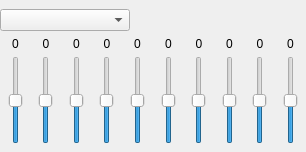
This is branches/sayonara-459/GUI/equalizer/GUI_Equalizer.ui in shahid334/sayonara-player as Qt 5 draws it before an edit. The edited form follows.
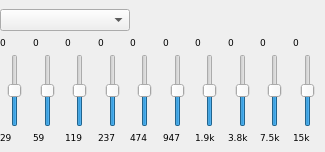
This is the edited form.

Diff of the .ui file:
```diff
--- a/branches/sayonara-459/GUI/equalizer/GUI_Equalizer.ui
+++ b/branches/sayonara-459/GUI/equalizer/GUI_Equalizer.ui
@@ -6,7 +6,7 @@
    <rect>
     <x>0</x>
     <y>0</y>
-    <width>306</width>
+    <width>325</width>
     <height>152</height>
    </rect>
   </property>
@@ -18,7 +18,7 @@
   </property>
   <property name="minimumSize">
    <size>
-    <width>265</width>
+    <width>325</width>
     <height>152</height>
    </size>
   </property>
@@ -69,156 +69,6 @@
     <property name="verticalSpacing">
      <number>5</number>
     </property>
-    <item row="6" column="9">
-     <widget class="QSlider" name="sli_8">
-      <property name="sizePolicy">
-       <sizepolicy hsizetype="MinimumExpanding" vsizetype="MinimumExpanding">
-        <horstretch>0</horstretch>
-        <verstretch>0</verstretch>
-       </sizepolicy>
-      </property>
-      <property name="minimumSize">
-       <size>
-        <width>0</width>
-        <height>80</height>
-       </size>
-      </property>
-      <property name="maximumSize">
-       <size>
-        <width>16777215</width>
-        <height>5000</height>
-       </size>
-      </property>
-      <property name="minimum">
-       <number>-24</number>
-      </property>
-      <property name="maximum">
-       <number>24</number>
-      </property>
-      <property name="orientation">
-       <enum>Qt::Vertical</enum>
-      </property>
-     </widget>
-    </item>
-    <item row="5" column="4">
-     <widget class="QLabel" name="label_4">
-      <property name="sizePolicy">
-       <sizepolicy hsizetype="MinimumExpanding" vsizetype="Preferred">
-        <horstretch>0</horstretch>
-        <verstretch>0</verstretch>
-       </sizepolicy>
-      </property>
-      <property name="text">
-       <string>0</string>
-      </property>
-      <property name="alignment">
-       <set>Qt::AlignCenter</set>
-      </property>
-     </widget>
-    </item>
-    <item row="5" column="9">
-     <widget class="QLabel" name="label_9">
-      <property name="sizePolicy">
-       <sizepolicy hsizetype="MinimumExpanding" vsizetype="Preferred">
-        <horstretch>0</horstretch>
-        <verstretch>0</verstretch>
-       </sizepolicy>
-      </property>
-      <property name="text">
-       <string>0</string>
-      </property>
-      <property name="alignment">
-       <set>Qt::AlignCenter</set>
-      </property>
-     </widget>
-    </item>
-    <item row="5" column="5">
-     <widget class="QLabel" name="label_5">
-      <property name="sizePolicy">
-       <sizepolicy hsizetype="MinimumExpanding" vsizetype="Preferred">
-        <horstretch>0</horstretch>
-        <verstretch>0</verstretch>
-       </sizepolicy>
-      </property>
-      <property name="text">
-       <string>0</string>
-      </property>
-      <property name="alignment">
-       <set>Qt::AlignCenter</set>
-      </property>
-     </widget>
-    </item>
-    <item row="6" column="10">
-     <widget class="QSlider" name="sli_9">
-      <property name="sizePolicy">
-       <sizepolicy hsizetype="MinimumExpanding" vsizetype="Expanding">
-        <horstretch>0</horstretch>
-        <verstretch>5</verstretch>
-       </sizepolicy>
-      </property>
-      <property name="minimumSize">
-       <size>
-        <width>0</width>
-        <height>65</height>
-       </size>
-      </property>
-      <property name="maximumSize">
-       <size>
-        <width>16777215</width>
-        <height>5000</height>
-       </size>
-      </property>
-      <property name="sizeIncrement">
-       <size>
-        <width>0</width>
-        <height>0</height>
-       </size>
-      </property>
-      <property name="layoutDirection">
-       <enum>Qt::LeftToRight</enum>
-      </property>
-      <property name="minimum">
-       <number>-24</number>
-      </property>
-      <property name="maximum">
-       <number>24</number>
-      </property>
-      <property name="orientation">
-       <enum>Qt::Vertical</enum>
-      </property>
-     </widget>
-    </item>
-    <item row="6" column="8">
-     <widget class="QSlider" name="sli_7">
-      <property name="sizePolicy">
-       <sizepolicy hsizetype="MinimumExpanding" vsizetype="Expanding">
-        <horstretch>0</horstretch>
-        <verstretch>0</verstretch>
-       </sizepolicy>
-      </property>
-      <property name="minimumSize">
-       <size>
-        <width>0</width>
-        <height>65</height>
-       </size>
-      </property>
-      <property name="maximumSize">
-       <size>
-        <width>16777215</width>
-        <height>5000</height>
-       </size>
-      </property>
-      <property name="minimum">
-       <number>-24</number>
-      </property>
-      <property name="maximum">
-       <number>24</number>
-      </property>
-      <property name="orientation">
-       <enum>Qt::Vertical</enum>
-      </property>
-     </widget>
-    </item>
     <item row="5" column="8">
      <widget class="QLabel" name="label_8">
       <property name="sizePolicy">
@@ -227,47 +77,77 @@
         <verstretch>0</verstretch>
        </sizepolicy>
       </property>
+      <property name="font">
+       <font>
+        <family>DejaVu Sans</family>
+        <pointsize>7</pointsize>
+       </font>
+      </property>
+      <property name="layoutDirection">
+       <enum>Qt::LeftToRight</enum>
+      </property>
       <property name="text">
        <string>0</string>
       </property>
       <property name="alignment">
-       <set>Qt::AlignCenter</set>
+       <set>Qt::AlignLeading|Qt::AlignLeft|Qt::AlignVCenter</set>
       </property>
      </widget>
     </item>
-    <item row="5" column="3">
-     <widget class="QLabel" name="label_3">
+    <item row="6" column="3">
+     <widget class="QSlider" name="sli_2">
       <property name="sizePolicy">
-       <sizepolicy hsizetype="MinimumExpanding" vsizetype="Preferred">
+       <sizepolicy hsizetype="Fixed" vsizetype="Expanding">
         <horstretch>0</horstretch>
         <verstretch>0</verstretch>
        </sizepolicy>
       </property>
-      <property name="text">
-       <string>0</string>
+      <property name="minimumSize">
+       <size>
+        <width>30</width>
+        <height>65</height>
+       </size>
       </property>
-      <property name="alignment">
-       <set>Qt::AlignCenter</set>
+      <property name="maximumSize">
+       <size>
+        <width>30</width>
+        <height>5000</height>
+       </size>
       </property>
+      <property name="minimum">
+       <number>-24</number>
+      </property>
+      <property name="maximum">
+       <number>24</number>
+      </property>
+      <property name="sliderPosition">
+       <number>0</number>
+      </property>
+      <property name="orientation">
+       <enum>Qt::Vertical</enum>
+      </property>
+      <property name="invertedAppearance">
+       <bool>false</bool>
+      </property>
      </widget>
     </item>
-    <item row="6" column="4">
-     <widget class="QSlider" name="sli_3">
+    <item row="6" column="9">
+     <widget class="QSlider" name="sli_8">
       <property name="sizePolicy">
-       <sizepolicy hsizetype="MinimumExpanding" vsizetype="Expanding">
+       <sizepolicy hsizetype="Fixed" vsizetype="Expanding">
         <horstretch>0</horstretch>
         <verstretch>0</verstretch>
        </sizepolicy>
       </property>
       <property name="minimumSize">
        <size>
-        <width>0</width>
+        <width>30</width>
         <height>65</height>
        </size>
       </property>
       <property name="maximumSize">
        <size>
-        <width>16777215</width>
+        <width>30</width>
         <height>5000</height>
        </size>
       </property>
@@ -277,9 +157,15 @@
       <property name="maximum">
        <number>24</number>
       </property>
+      <property name="sliderPosition">
+       <number>0</number>
+      </property>
       <property name="orientation">
        <enum>Qt::Vertical</enum>
       </property>
+      <property name="invertedAppearance">
+       <bool>false</bool>
+      </property>
      </widget>
     </item>
     <item row="5" column="2">
@@ -290,47 +176,177 @@
         <verstretch>0</verstretch>
        </sizepolicy>
       </property>
+      <property name="font">
+       <font>
+        <family>DejaVu Sans</family>
+        <pointsize>7</pointsize>
+       </font>
+      </property>
+      <property name="layoutDirection">
+       <enum>Qt::LeftToRight</enum>
+      </property>
       <property name="text">
        <string>0</string>
       </property>
       <property name="alignment">
-       <set>Qt::AlignCenter</set>
+       <set>Qt::AlignLeading|Qt::AlignLeft|Qt::AlignVCenter</set>
       </property>
      </widget>
     </item>
-    <item row="5" column="6">
-     <widget class="QLabel" name="label_6">
+    <item row="6" column="6">
+     <widget class="QSlider" name="sli_5">
       <property name="sizePolicy">
+       <sizepolicy hsizetype="Fixed" vsizetype="Expanding">
+        <horstretch>0</horstretch>
+        <verstretch>0</verstretch>
+       </sizepolicy>
+      </property>
+      <property name="minimumSize">
+       <size>
+        <width>30</width>
+        <height>65</height>
+       </size>
+      </property>
+      <property name="maximumSize">
+       <size>
+        <width>30</width>
+        <height>5000</height>
+       </size>
+      </property>
+      <property name="minimum">
+       <number>-24</number>
+      </property>
+      <property name="maximum">
+       <number>24</number>
+      </property>
+      <property name="sliderPosition">
+       <number>0</number>
+      </property>
+      <property name="orientation">
+       <enum>Qt::Vertical</enum>
+      </property>
+      <property name="invertedAppearance">
+       <bool>false</bool>
+      </property>
+     </widget>
+    </item>
+    <item row="5" column="7">
+     <widget class="QLabel" name="label_7">
+      <property name="sizePolicy">
        <sizepolicy hsizetype="MinimumExpanding" vsizetype="Preferred">
         <horstretch>0</horstretch>
         <verstretch>0</verstretch>
        </sizepolicy>
       </property>
+      <property name="font">
+       <font>
+        <family>DejaVu Sans</family>
+        <pointsize>7</pointsize>
+       </font>
+      </property>
+      <property name="layoutDirection">
+       <enum>Qt::LeftToRight</enum>
+      </property>
       <property name="text">
        <string>0</string>
       </property>
       <property name="alignment">
-       <set>Qt::AlignCenter</set>
+       <set>Qt::AlignLeading|Qt::AlignLeft|Qt::AlignVCenter</set>
+      </property>
+     </widget>
+    </item>
+    <item row="5" column="1">
+     <widget class="QLabel" name="label">
+      <property name="sizePolicy">
+       <sizepolicy hsizetype="MinimumExpanding" vsizetype="Preferred">
+        <horstretch>0</horstretch>
+        <verstretch>0</verstretch>
+       </sizepolicy>
+      </property>
+      <property name="font">
+       <font>
+        <family>DejaVu Sans</family>
+        <pointsize>7</pointsize>
+       </font>
+      </property>
+      <property name="layoutDirection">
+       <enum>Qt::LeftToRight</enum>
+      </property>
+      <property name="text">
+       <string>0</string>
+      </property>
+      <property name="alignment">
+       <set>Qt::AlignLeading|Qt::AlignLeft|Qt::AlignVCenter</set>
+      </property>
+     </widget>
+    </item>
+    <item row="5" column="10">
+     <widget class="QLabel" name="label_10">
+      <property name="sizePolicy">
+       <sizepolicy hsizetype="MinimumExpanding" vsizetype="Preferred">
+        <horstretch>0</horstretch>
+        <verstretch>0</verstretch>
+       </sizepolicy>
+      </property>
+      <property name="font">
+       <font>
+        <family>DejaVu Sans</family>
+        <pointsize>7</pointsize>
+       </font>
+      </property>
+      <property name="layoutDirection">
+       <enum>Qt::LeftToRight</enum>
+      </property>
+      <property name="text">
+       <string>0</string>
+      </property>
+      <property name="alignment">
+       <set>Qt::AlignLeading|Qt::AlignLeft|Qt::AlignVCenter</set>
+      </property>
+     </widget>
+    </item>
+    <item row="5" column="3">
+     <widget class="QLabel" name="label_3">
+      <property name="sizePolicy">
+       <sizepolicy hsizetype="MinimumExpanding" vsizetype="Preferred">
+        <horstretch>0</horstretch>
+        <verstretch>0</verstretch>
+       </sizepolicy>
+      </property>
+      <property name="font">
+       <font>
+        <family>DejaVu Sans</family>
+        <pointsize>7</pointsize>
+       </font>
+      </property>
+      <property name="layoutDirection">
+       <enum>Qt::LeftToRight</enum>
+      </property>
+      <property name="text">
+       <string>0</string>
+      </property>
+      <property name="alignment">
+       <set>Qt::AlignLeading|Qt::AlignLeft|Qt::AlignVCenter</set>
       </property>
      </widget>
     </item>
     <item row="6" column="7">
      <widget class="QSlider" name="sli_6">
       <property name="sizePolicy">
-       <sizepolicy hsizetype="MinimumExpanding" vsizetype="Expanding">
+       <sizepolicy hsizetype="Fixed" vsizetype="Expanding">
         <horstretch>0</horstretch>
         <verstretch>0</verstretch>
        </sizepolicy>
       </property>
       <property name="minimumSize">
        <size>
-        <width>0</width>
+        <width>30</width>
         <height>65</height>
        </size>
       </property>
       <property name="maximumSize">
        <size>
-        <width>16777215</width>
+        <width>30</width>
         <height>5000</height>
        </size>
       </property>
@@ -340,28 +356,59 @@
       <property name="maximum">
        <number>24</number>
       </property>
+      <property name="sliderPosition">
+       <number>0</number>
+      </property>
       <property name="orientation">
        <enum>Qt::Vertical</enum>
+      </property>
+      <property name="invertedAppearance">
+       <bool>false</bool>
+      </property>
+     </widget>
+    </item>
+    <item row="5" column="9">
+     <widget class="QLabel" name="label_9">
+      <property name="sizePolicy">
+       <sizepolicy hsizetype="MinimumExpanding" vsizetype="Preferred">
+        <horstretch>0</horstretch>
+        <verstretch>0</verstretch>
+       </sizepolicy>
+      </property>
+      <property name="font">
+       <font>
+        <family>DejaVu Sans</family>
+        <pointsize>7</pointsize>
+       </font>
+      </property>
+      <property name="layoutDirection">
+       <enum>Qt::LeftToRight</enum>
+      </property>
+      <property name="text">
+       <string>0</string>
+      </property>
+      <property name="alignment">
+       <set>Qt::AlignLeading|Qt::AlignLeft|Qt::AlignVCenter</set>
       </property>
      </widget>
     </item>
     <item row="6" column="5">
      <widget class="QSlider" name="sli_4">
       <property name="sizePolicy">
-       <sizepolicy hsizetype="MinimumExpanding" vsizetype="Expanding">
+       <sizepolicy hsizetype="Fixed" vsizetype="Expanding">
         <horstretch>0</horstretch>
         <verstretch>0</verstretch>
        </sizepolicy>
       </property>
       <property name="minimumSize">
        <size>
-        <width>0</width>
+        <width>30</width>
         <height>65</height>
        </size>
       </property>
       <property name="maximumSize">
        <size>
-        <width>16777215</width>
+        <width>30</width>
         <height>5000</height>
        </size>
       </property>
@@ -371,75 +418,34 @@
       <property name="maximum">
        <number>24</number>
       </property>
-      <property name="orientation">
-       <enum>Qt::Vertical</enum>
+      <property name="sliderPosition">
+       <number>0</number>
       </property>
-     </widget>
-    </item>
-    <item row="5" column="10">
-     <widget class="QLabel" name="label_10">
-      <property name="sizePolicy">
-       <sizepolicy hsizetype="MinimumExpanding" vsizetype="Preferred">
-        <horstretch>0</horstretch>
-        <verstretch>0</verstretch>
-       </sizepolicy>
-      </property>
-      <property name="text">
-       <string>0</string>
-      </property>
-      <property name="alignment">
-       <set>Qt::AlignCenter</set>
-      </property>
-     </widget>
-    </item>
-    <item row="6" column="3">
-     <widget class="QSlider" name="sli_2">
-      <property name="sizePolicy">
-       <sizepolicy hsizetype="MinimumExpanding" vsizetype="Expanding">
-        <horstretch>0</horstretch>
-        <verstretch>0</verstretch>
-       </sizepolicy>
-      </property>
-      <property name="minimumSize">
-       <size>
-        <width>0</width>
-        <height>65</height>
-       </size>
-      </property>
-      <property name="maximumSize">
-       <size>
-        <width>16777215</width>
-        <height>5000</height>
-       </size>
-      </property>
-      <property name="minimum">
-       <number>-24</number>
-      </property>
-      <property name="maximum">
-       <number>24</number>
-      </property>
       <property name="orientation">
        <enum>Qt::Vertical</enum>
       </property>
+      <property name="invertedAppearance">
+       <bool>false</bool>
+      </property>
      </widget>
     </item>
     <item row="6" column="2">
      <widget class="QSlider" name="sli_1">
       <property name="sizePolicy">
-       <sizepolicy hsizetype="MinimumExpanding" vsizetype="Expanding">
+       <sizepolicy hsizetype="Fixed" vsizetype="Expanding">
         <horstretch>0</horstretch>
         <verstretch>0</verstretch>
        </sizepolicy>
       </property>
       <property name="minimumSize">
        <size>
-        <width>0</width>
+        <width>30</width>
         <height>65</height>
        </size>
       </property>
       <property name="maximumSize">
        <size>
-        <width>16777215</width>
+        <width>30</width>
         <height>5000</height>
        </size>
       </property>
@@ -449,28 +455,59 @@
       <property name="maximum">
        <number>24</number>
       </property>
+      <property name="sliderPosition">
+       <number>0</number>
+      </property>
       <property name="orientation">
        <enum>Qt::Vertical</enum>
+      </property>
+      <property name="invertedAppearance">
+       <bool>false</bool>
+      </property>
+     </widget>
+    </item>
+    <item row="5" column="4">
+     <widget class="QLabel" name="label_4">
+      <property name="sizePolicy">
+       <sizepolicy hsizetype="MinimumExpanding" vsizetype="Preferred">
+        <horstretch>0</horstretch>
+        <verstretch>0</verstretch>
+       </sizepolicy>
+      </property>
+      <property name="font">
+       <font>
+        <family>DejaVu Sans</family>
+        <pointsize>7</pointsize>
+       </font>
+      </property>
+      <property name="layoutDirection">
+       <enum>Qt::LeftToRight</enum>
+      </property>
+      <property name="text">
+       <string>0</string>
+      </property>
+      <property name="alignment">
+       <set>Qt::AlignLeading|Qt::AlignLeft|Qt::AlignVCenter</set>
       </property>
      </widget>
     </item>
     <item row="6" column="1">
      <widget class="QSlider" name="sli_0">
       <property name="sizePolicy">
-       <sizepolicy hsizetype="MinimumExpanding" vsizetype="Expanding">
+       <sizepolicy hsizetype="Fixed" vsizetype="Expanding">
         <horstretch>0</horstretch>
         <verstretch>0</verstretch>
        </sizepolicy>
       </property>
       <property name="minimumSize">
        <size>
-        <width>0</width>
+        <width>30</width>
         <height>65</height>
        </size>
       </property>
       <property name="maximumSize">
        <size>
-        <width>16777215</width>
+        <width>30</width>
         <height>5000</height>
        </size>
       </property>
@@ -480,28 +517,59 @@
       <property name="maximum">
        <number>24</number>
       </property>
+      <property name="sliderPosition">
+       <number>0</number>
+      </property>
       <property name="orientation">
        <enum>Qt::Vertical</enum>
       </property>
+      <property name="invertedAppearance">
+       <bool>false</bool>
+      </property>
      </widget>
     </item>
-    <item row="6" column="6">
-     <widget class="QSlider" name="sli_5">
+    <item row="5" column="5">
+     <widget class="QLabel" name="label_5">
       <property name="sizePolicy">
-       <sizepolicy hsizetype="MinimumExpanding" vsizetype="Expanding">
+       <sizepolicy hsizetype="MinimumExpanding" vsizetype="Preferred">
         <horstretch>0</horstretch>
         <verstretch>0</verstretch>
        </sizepolicy>
       </property>
+      <property name="font">
+       <font>
+        <family>DejaVu Sans</family>
+        <pointsize>7</pointsize>
+       </font>
+      </property>
+      <property name="layoutDirection">
+       <enum>Qt::LeftToRight</enum>
+      </property>
+      <property name="text">
+       <string>0</string>
+      </property>
+      <property name="alignment">
+       <set>Qt::AlignLeading|Qt::AlignLeft|Qt::AlignVCenter</set>
+      </property>
+     </widget>
+    </item>
+    <item row="6" column="4">
+     <widget class="QSlider" name="sli_3">
+      <property name="sizePolicy">
+       <sizepolicy hsizetype="Fixed" vsizetype="Expanding">
+        <horstretch>0</horstretch>
+        <verstretch>0</verstretch>
+       </sizepolicy>
+      </property>
       <property name="minimumSize">
        <size>
-        <width>0</width>
+        <width>30</width>
         <height>65</height>
        </size>
       </property>
       <property name="maximumSize">
        <size>
-        <width>16777215</width>
+        <width>30</width>
         <height>5000</height>
        </size>
       </property>
@@ -511,40 +579,39 @@
       <property name="maximum">
        <number>24</number>
       </property>
+      <property name="sliderPosition">
+       <number>0</number>
+      </property>
       <property name="orientation">
        <enum>Qt::Vertical</enum>
       </property>
+      <property name="invertedAppearance">
+       <bool>false</bool>
+      </property>
      </widget>
     </item>
-    <item row="5" column="7">
-     <widget class="QLabel" name="label_7">
+    <item row="5" column="6">
+     <widget class="QLabel" name="label_6">
       <property name="sizePolicy">
        <sizepolicy hsizetype="MinimumExpanding" vsizetype="Preferred">
         <horstretch>0</horstretch>
         <verstretch>0</verstretch>
        </sizepolicy>
       </property>
-      <property name="text">
-       <string>0</string>
+      <property name="font">
+       <font>
+        <family>DejaVu Sans</family>
+        <pointsize>7</pointsize>
+       </font>
       </property>
-      <property name="alignment">
-       <set>Qt::AlignCenter</set>
+      <property name="layoutDirection">
+       <enum>Qt::LeftToRight</enum>
       </property>
-     </widget>
-    </item>
-    <item row="5" column="1">
-     <widget class="QLabel" name="label">
-      <property name="sizePolicy">
-       <sizepolicy hsizetype="MinimumExpanding" vsizetype="Preferred">
-        <horstretch>0</horstretch>
-        <verstretch>0</verstretch>
-       </sizepolicy>
-      </property>
       <property name="text">
        <string>0</string>
       </property>
       <property name="alignment">
-       <set>Qt::AlignCenter</set>
+       <set>Qt::AlignLeading|Qt::AlignLeft|Qt::AlignVCenter</set>
       </property>
      </widget>
     </item>
@@ -627,6 +694,282 @@
       </item>
      </layout>
     </item>
+    <item row="6" column="10">
+     <widget class="QSlider" name="sli_9">
+      <property name="sizePolicy">
+       <sizepolicy hsizetype="Fixed" vsizetype="Expanding">
+        <horstretch>0</horstretch>
+        <verstretch>5</verstretch>
+       </sizepolicy>
+      </property>
+      <property name="minimumSize">
+       <size>
+        <width>30</width>
+        <height>65</height>
+       </size>
+      </property>
+      <property name="maximumSize">
+       <size>
+        <width>30</width>
+        <height>5000</height>
+       </size>
+      </property>
+      <property name="sizeIncrement">
+       <size>
+        <width>0</width>
+        <height>0</height>
+       </size>
+      </property>
+      <property name="layoutDirection">
+       <enum>Qt::LeftToRight</enum>
+      </property>
+      <property name="minimum">
+       <number>-24</number>
+      </property>
+      <property name="maximum">
+       <number>24</number>
+      </property>
+      <property name="sliderPosition">
+       <number>0</number>
+      </property>
+      <property name="orientation">
+       <enum>Qt::Vertical</enum>
+      </property>
+      <property name="invertedAppearance">
+       <bool>false</bool>
+      </property>
+      <property name="tickPosition">
+       <enum>QSlider::NoTicks</enum>
+      </property>
+     </widget>
+    </item>
+    <item row="6" column="8">
+     <widget class="QSlider" name="sli_7">
+      <property name="sizePolicy">
+       <sizepolicy hsizetype="Fixed" vsizetype="Expanding">
+        <horstretch>0</horstretch>
+        <verstretch>0</verstretch>
+       </sizepolicy>
+      </property>
+      <property name="minimumSize">
+       <size>
+        <width>30</width>
+        <height>65</height>
+       </size>
+      </property>
+      <property name="maximumSize">
+       <size>
+        <width>30</width>
+        <height>5000</height>
+       </size>
+      </property>
+      <property name="minimum">
+       <number>-24</number>
+      </property>
+      <property name="maximum">
+       <number>24</number>
+      </property>
+      <property name="sliderPosition">
+       <number>0</number>
+      </property>
+      <property name="orientation">
+       <enum>Qt::Vertical</enum>
+      </property>
+      <property name="invertedAppearance">
+       <bool>false</bool>
+      </property>
+     </widget>
+    </item>
+    <item row="7" column="1">
+     <widget class="QLabel" name="label_11">
+      <property name="sizePolicy">
+       <sizepolicy hsizetype="MinimumExpanding" vsizetype="Preferred">
+        <horstretch>0</horstretch>
+        <verstretch>0</verstretch>
+       </sizepolicy>
+      </property>
+      <property name="font">
+       <font>
+        <family>DejaVu Sans</family>
+        <pointsize>7</pointsize>
+       </font>
+      </property>
+      <property name="text">
+       <string>29</string>
+      </property>
+     </widget>
+    </item>
+    <item row="7" column="2">
+     <widget class="QLabel" name="label_12">
+      <property name="sizePolicy">
+       <sizepolicy hsizetype="MinimumExpanding" vsizetype="Preferred">
+        <horstretch>0</horstretch>
+        <verstretch>0</verstretch>
+       </sizepolicy>
+      </property>
+      <property name="font">
+       <font>
+        <family>DejaVu Sans</family>
+        <pointsize>7</pointsize>
+       </font>
+      </property>
+      <property name="text">
+       <string>59</string>
+      </property>
+     </widget>
+    </item>
+    <item row="7" column="3">
+     <widget class="QLabel" name="label_13">
+      <property name="sizePolicy">
+       <sizepolicy hsizetype="MinimumExpanding" vsizetype="Preferred">
+        <horstretch>0</horstretch>
+        <verstretch>0</verstretch>
+       </sizepolicy>
+      </property>
+      <property name="font">
+       <font>
+        <family>DejaVu Sans</family>
+        <pointsize>7</pointsize>
+       </font>
+      </property>
+      <property name="text">
+       <string>119</string>
+      </property>
+     </widget>
+    </item>
+    <item row="7" column="4">
+     <widget class="QLabel" name="label_14">
+      <property name="sizePolicy">
+       <sizepolicy hsizetype="MinimumExpanding" vsizetype="Preferred">
+        <horstretch>0</horstretch>
+        <verstretch>0</verstretch>
+       </sizepolicy>
+      </property>
+      <property name="font">
+       <font>
+        <family>DejaVu Sans</family>
+        <pointsize>7</pointsize>
+       </font>
+      </property>
+      <property name="text">
+       <string>237</string>
+      </property>
+     </widget>
+    </item>
+    <item row="7" column="5">
+     <widget class="QLabel" name="label_15">
+      <property name="sizePolicy">
+       <sizepolicy hsizetype="MinimumExpanding" vsizetype="Preferred">
+        <horstretch>0</horstretch>
+        <verstretch>0</verstretch>
+       </sizepolicy>
+      </property>
+      <property name="font">
+       <font>
+        <family>DejaVu Sans</family>
+        <pointsize>7</pointsize>
+       </font>
+      </property>
+      <property name="text">
+       <string>474</string>
+      </property>
+     </widget>
+    </item>
+    <item row="7" column="6">
+     <widget class="QLabel" name="label_16">
+      <property name="sizePolicy">
+       <sizepolicy hsizetype="MinimumExpanding" vsizetype="Preferred">
+        <horstretch>0</horstretch>
+        <verstretch>0</verstretch>
+       </sizepolicy>
+      </property>
+      <property name="font">
+       <font>
+        <family>DejaVu Sans</family>
+        <pointsize>7</pointsize>
+       </font>
+      </property>
+      <property name="text">
+       <string>947</string>
+      </property>
+     </widget>
+    </item>
+    <item row="7" column="7">
+     <widget class="QLabel" name="label_17">
+      <property name="sizePolicy">
+       <sizepolicy hsizetype="MinimumExpanding" vsizetype="Preferred">
+        <horstretch>0</horstretch>
+        <verstretch>0</verstretch>
+       </sizepolicy>
+      </property>
+      <property name="font">
+       <font>
+        <family>DejaVu Sans</family>
+        <pointsize>7</pointsize>
+       </font>
+      </property>
+      <property name="text">
+       <string>1.9k</string>
+      </property>
+     </widget>
+    </item>
+    <item row="7" column="8">
+     <widget class="QLabel" name="label_18">
+      <property name="sizePolicy">
+       <sizepolicy hsizetype="MinimumExpanding" vsizetype="Preferred">
+        <horstretch>0</horstretch>
+        <verstretch>0</verstretch>
+       </sizepolicy>
+      </property>
+      <property name="font">
+       <font>
+        <family>DejaVu Sans</family>
+        <pointsize>7</pointsize>
+       </font>
+      </property>
+      <property name="text">
+       <string>3.8k</string>
+      </property>
+     </widget>
+    </item>
+    <item row="7" column="9">
+     <widget class="QLabel" name="label_19">
+      <property name="sizePolicy">
+       <sizepolicy hsizetype="MinimumExpanding" vsizetype="Preferred">
+        <horstretch>0</horstretch>
+        <verstretch>0</verstretch>
+       </sizepolicy>
+      </property>
+      <property name="font">
+       <font>
+        <family>DejaVu Sans</family>
+        <pointsize>7</pointsize>
+       </font>
+      </property>
+      <property name="text">
+       <string>7.5k</string>
+      </property>
+     </widget>
+    </item>
+    <item row="7" column="10">
+     <widget class="QLabel" name="label_20">
+      <property name="sizePolicy">
+       <sizepolicy hsizetype="MinimumExpanding" vsizetype="Preferred">
+        <horstretch>0</horstretch>
+        <verstretch>0</verstretch>
+       </sizepolicy>
+      </property>
+      <property name="font">
+       <font>
+        <family>DejaVu Sans</family>
+        <pointsize>7</pointsize>
+       </font>
+      </property>
+      <property name="text">
+       <string>15k</string>
+      </property>
+     </widget>
+    </item>
    </layout>
   </widget>
  </widget>
```
